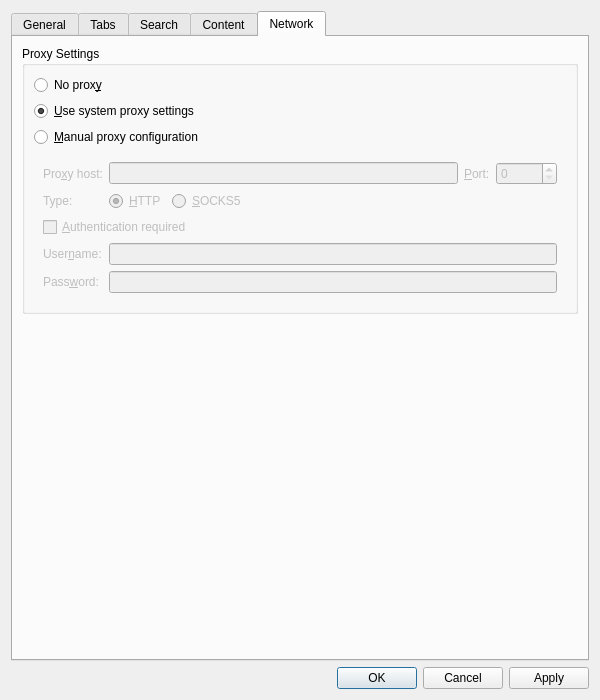
Above: src/libs/ui/settingsdialog.ui from zealdocs/zeal before the change. Below: the same form after it.
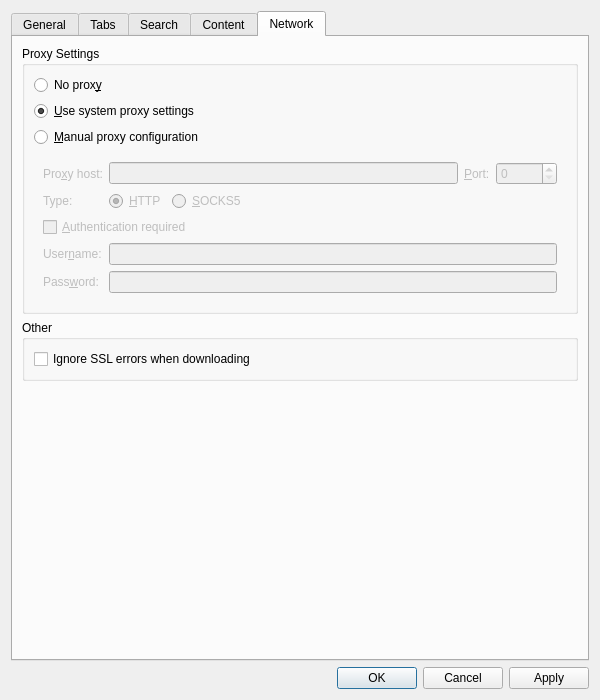
That is the form after the change. The open tabs and pages were chosen to show the change. Custom widgets are drawn as their Qt base class.

Commit message: settings: add ignore SSL errors when downloading

```diff
--- a/src/libs/ui/settingsdialog.ui
+++ b/src/libs/ui/settingsdialog.ui
@@ -745,6 +745,22 @@
          </layout>
         </widget>
        </item>
+       <item>
+        <widget class="QGroupBox" name="groupBox_8">
+         <property name="title">
+          <string>Other</string>
+         </property>
+         <layout class="QVBoxLayout" name="verticalLayout_15">
+          <item>
+           <widget class="QCheckBox" name="ignoreSSLErrorsCheckBox">
+            <property name="text">
+             <string>Ignore SSL errors when downloading</string>
+            </property>
+           </widget>
+          </item>
+         </layout>
+        </widget>
+       </item>
        <item>
         <spacer name="verticalSpacer_2">
          <property name="orientation">
```
The commit also changes 4 other files.
